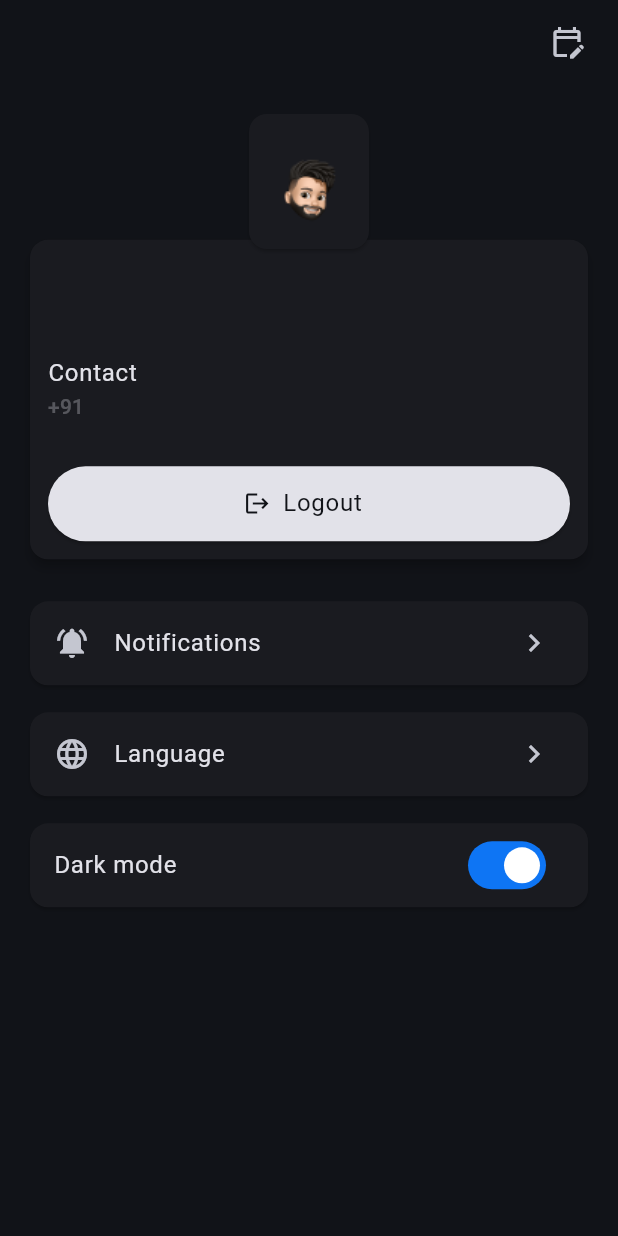
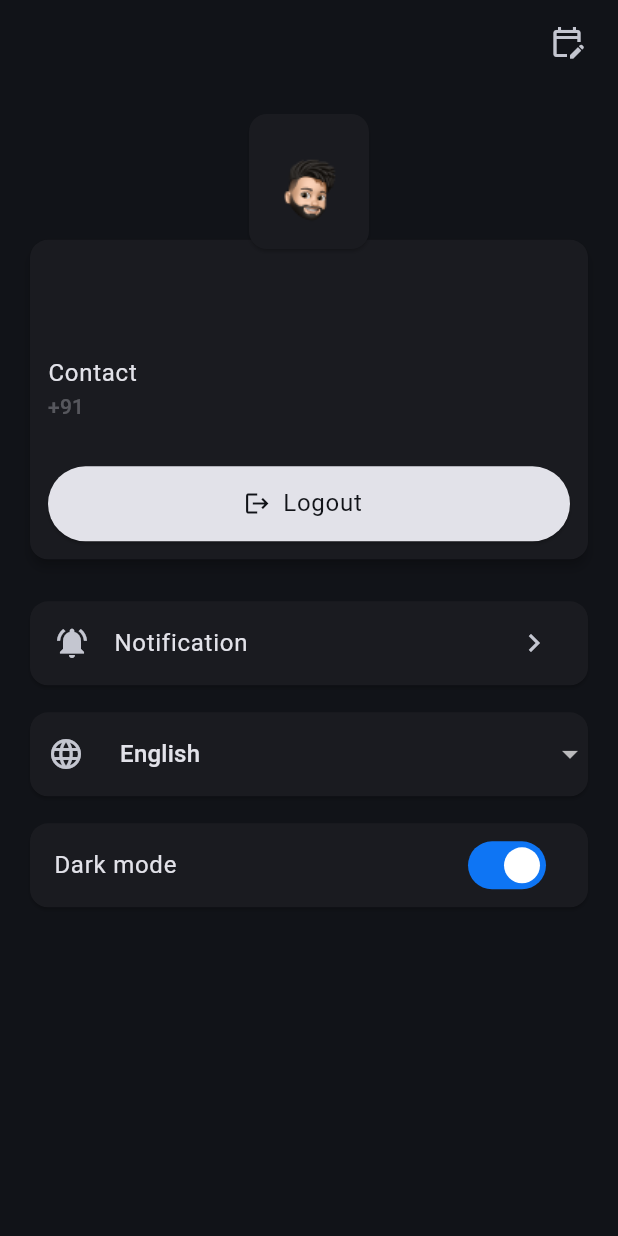
Before and after one commit to hinasahammed/invoice_ui, a Flutter app: the ProfileView screen opened directly, on a phone screen of 412 x 824 dp. Run offline on Flutter 3.47's test engine with Material 3 defaults, Android fonts, the phone set to English and light mode, and no system bars; our stand-ins replace another_flushbar, awesome_dialog, gap, lottie, shared_preferences; accounts and stored records are empty.

Commit message:
added change language session

```diff
--- a/lib/view/profile/profile_view.dart
+++ b/lib/view/profile/profile_view.dart
@@ -1,6 +1,7 @@
 import 'package:flutter/material.dart';
 import 'package:gap/gap.dart';
 import 'package:invoice_ui/assets/images/image_asset.dart';
+import 'package:invoice_ui/res/utils/languages.dart';
 import 'package:invoice_ui/res/utils/theme.dart';
 import 'package:invoice_ui/view/editProfile/edit_profile_view.dart';
 import 'package:invoice_ui/viewModel/services/profile/profile_viewmodel.dart';
@@ -53,7 +54,9 @@ class _ProfileViewState extends State<ProfileView> {
           const Gap(10),
         ],
       ),
-      body: Padding(
+      body: ValueListenableBuilder(
+        valueListenable: Languages.lang,
+        builder: (context, value, child) => Padding(
           padding: const EdgeInsets.all(16),
           child: Column(
             children: [
@@ -89,7 +92,9 @@ class _ProfileViewState extends State<ProfileView> {
                             ),
                             const Gap(20),
                             Text(
-                            "Contact",
+                              Languages.lang.value == "English"
+                                  ? Languages().english['contact']!
+                                  : Languages().malayalam['contact']!,
                               style: theme.textTheme.bodyLarge!.copyWith(
                                 color: theme.colorScheme.onSurface,
                               ),
@@ -117,7 +122,9 @@ class _ProfileViewState extends State<ProfileView> {
                                   ProfileViewmodel().logoutDialogue(context);
                                 },
                                 label: Text(
-                                "Logout",
+                                  Languages.lang.value == "English"
+                                      ? Languages().english['logout']!
+                                      : Languages().malayalam['logout']!,
                                   style: theme.textTheme.bodyLarge!.copyWith(
                                     color: theme.colorScheme.surface,
                                   ),
@@ -152,17 +159,38 @@ class _ProfileViewState extends State<ProfileView> {
                 child: ListTile(
                   onTap: () {},
                   leading: const Icon(Icons.notifications_active),
-                title: const Text('Notifications'),
+                  title: Text(
+                    Languages.lang.value == "English"
+                        ? Languages().english['notification']!
+                        : Languages().malayalam['notification']!,
+                  ),
                   trailing: const Icon(Icons.keyboard_arrow_right),
                 ),
               ),
               const Gap(10),
               Card(
-              child: ListTile(
-                onTap: () {},
-                leading: const Icon(Icons.language),
-                title: const Text('Language'),
-                trailing: const Icon(Icons.keyboard_arrow_right),
+                child: DropdownButtonFormField(
+                  value: Languages.lang.value,
+                  padding: const EdgeInsets.all(8),
+                  decoration: const InputDecoration(
+                    border: InputBorder.none,
+                    prefixIcon: Icon(Icons.language),
+                    hintText: "Languages",
+                  ),
+                  items: const [
+                    DropdownMenuItem(
+                      value: "English",
+                      child: Text("English"),
+                    ),
+                    DropdownMenuItem(
+                      value: "Malayalam",
+                      child: Text("Malayalam"),
+                    ),
+                  ],
+                  onChanged: (value) {
+                    ProfileViewmodel().setLanguage(value!);
+                    ProfileViewmodel().getLanguage();
+                  },
                 ),
               ),
               const Gap(10),
@@ -173,12 +201,15 @@ class _ProfileViewState extends State<ProfileView> {
                     MyThemes.isDark.value = value;
                     ProfileViewmodel().setTheme(value);
                   },
-                title: const Text("Dark mode"),
+                  title: Text(Languages.lang.value == "English"
+                      ? Languages().english['dark']!
+                      : Languages().malayalam['dark']!),
                 ),
               ),
             ],
           ),
         ),
+      ),
     );
   }
 }
```
Lines whose indentation alone changed are shown as unchanged.
